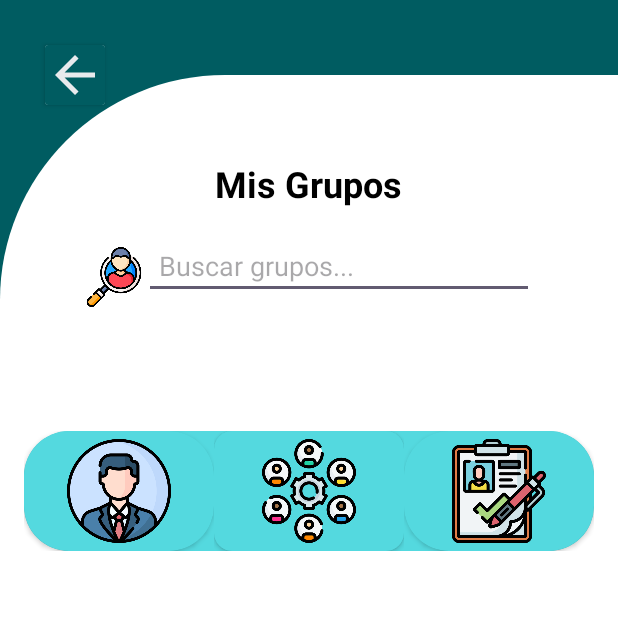
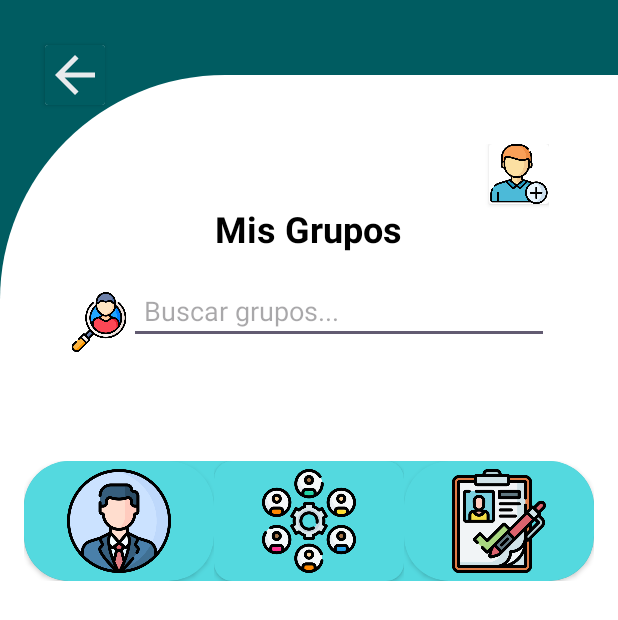
Before and after one commit to JulioFV/CheckMe-Docente, an Android app: the layout fragment_grupos_docente.xml on its own in the app's theme, with its tools: preview values and no code run, on a phone screen of 412 x 824 dp. Shown: the top 620 px of the screen. Run offline under Robolectric (Android 15) with nearby library versions, the phone set to English and light mode, and no system bars; network calls fail.

Commit message:
CheckMeDocente lslsl

```diff
--- a/app/src/main/java/com/itsoeh/checkmedocente/Login.java
+++ b/app/src/main/java/com/itsoeh/checkmedocente/Login.java
@@ -184,9 +184,6 @@ public class Login extends Fragment {
                                 AlertDialog dialog=msg.create();
                             }
 
-
-
-
                         }catch (Exception ex){
                             //DETECTA ERRORES EN LA LECTURA DEL ARCHIVO JSON
                             Log.e("PASO 5", ex.getMessage());
@@ -197,7 +194,6 @@ public class Login extends Fragment {
                             msg.show();
 
                         }
-
                     }
                 }, new Response.ErrorListener() {
             @Override
--- a/app/src/main/java/com/itsoeh/checkmedocente/volley/API.java
+++ b/app/src/main/java/com/itsoeh/checkmedocente/volley/API.java
@@ -12,6 +12,6 @@ package com.itsoeh.checkmedocente.volley;
         public String AGREGARGPO = "";
         public String ELIMINARGPO=URL + "";
         public String EDITARGPO=URL + "";
-        public String BUSCARDOC = URL + "ApiD.php?api=buscarDoc";
+        public String BUSCARDOC = URL + "ApiD.php?api=listarDoc";
 
     }
--- a/app/src/main/res/layout/fragment_grupos_docente.xml
+++ b/app/src/main/res/layout/fragment_grupos_docente.xml
@@ -35,8 +35,22 @@
             android:layout_width="match_parent"
             android:layout_height="wrap_content"
             android:orientation="vertical"
-            android:padding="10dp"
-            android:layout_margin="30dp">
+            android:layout_margin="30dp"
+            android:layout_marginBottom="16dp"
+            android:gravity="center_vertical">
+
+            <androidx.cardview.widget.CardView
+                android:layout_width="wrap_content"
+                android:layout_height="wrap_content"
+                android:layout_gravity="right"
+                android:id="@+id/Grupos_btn_crearGrupo"
+                android:clickable="true">
+                <ImageView
+                    android:layout_width="40dp"
+                    android:layout_height="40dp"
+                    android:layout_gravity="right"
+                    android:src="@drawable/add"/>
+            </androidx.cardview.widget.CardView>
 
             <TextView
                 android:layout_width="wrap_content"
--- a/app/src/main/res/navigation/nav.xml
+++ b/app/src/main/res/navigation/nav.xml
@@ -3,7 +3,7 @@
     xmlns:app="http://schemas.android.com/apk/res-auto"
     xmlns:tools="http://schemas.android.com/tools"
     android:id="@+id/nav"
-    app:startDestination="@id/frg_Tutorados">
+    app:startDestination="@id/login">
 
     <fragment
         android:id="@+id/frg_Tutorados"
```
Also changed, not shown: app/src/main/java/com/itsoeh/checkmedocente/grupos_docente.java (+15 -4 lines).
